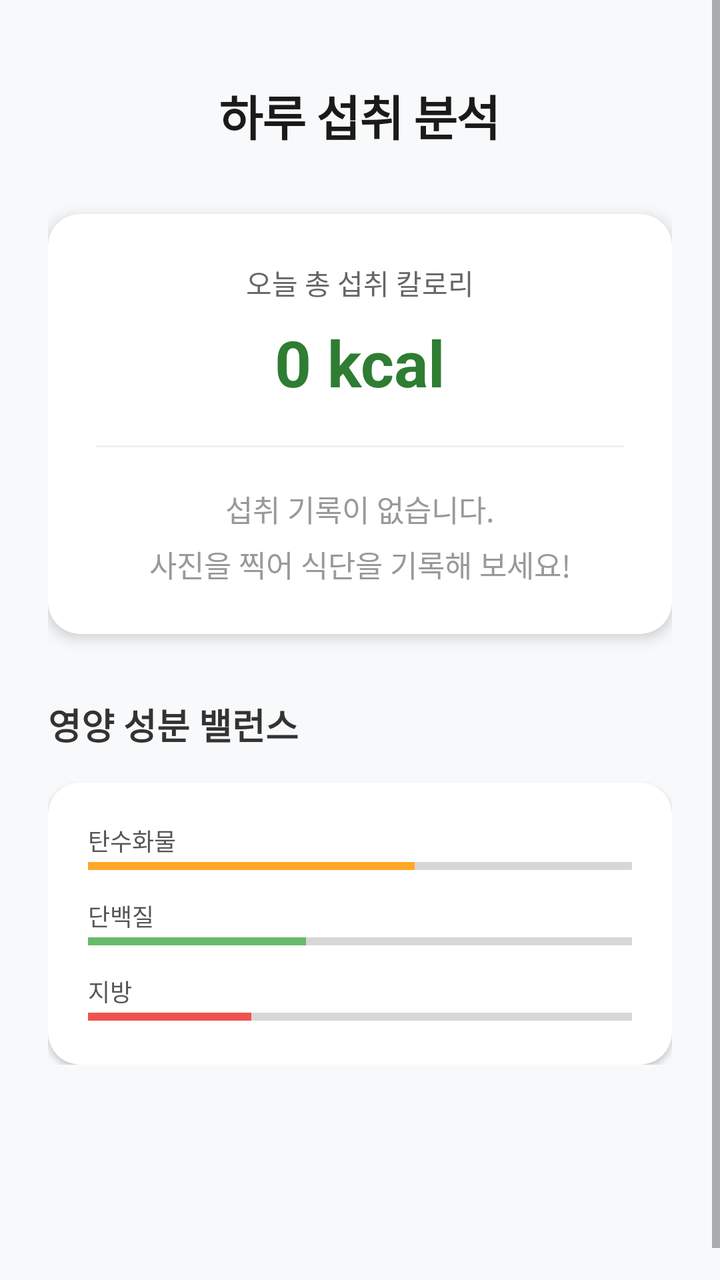
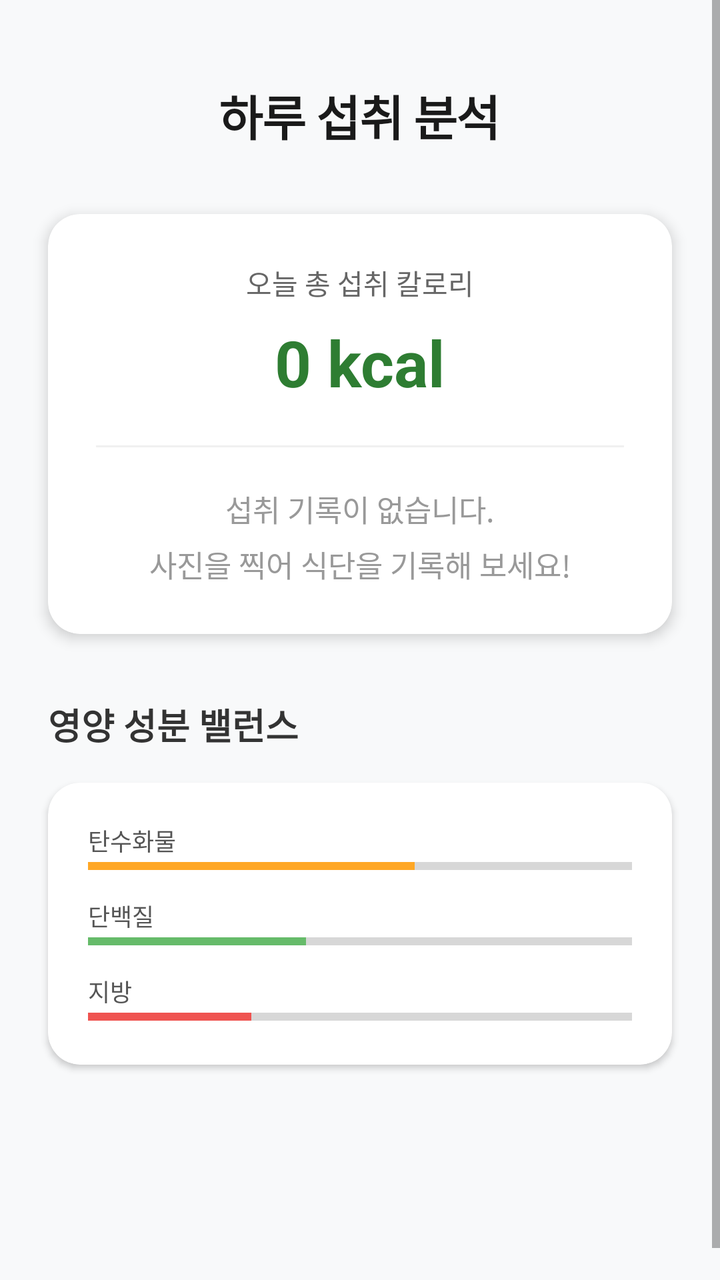

Before-and-after screenshots of an Android layout around one commit, followed by the original layout XML and the change that was made.
<!-- AndroidManifest.xml: application theme Theme.NutritionPredictorApp -->
<!-- res/layout/fragment_log.xml -->
<?xml version="1.0" encoding="utf-8"?>
<ScrollView xmlns:android="http://schemas.android.com/apk/res/android"
    xmlns:app="http://schemas.android.com/apk/res-auto"
    xmlns:tools="http://schemas.android.com/tools"
    android:layout_width="match_parent"
    android:layout_height="match_parent"
    android:fillViewport="true"
    android:background="#F8F9FA"
    tools:context=".ui.log.LogFragment">

    <LinearLayout
        android:layout_width="match_parent"
        android:layout_height="wrap_content"
        android:gravity="center_horizontal"
        android:orientation="vertical"
        android:padding="24dp">

        
        <TextView
            android:id="@+id/tv_log"
            android:layout_width="wrap_content"
            android:layout_height="wrap_content"
            android:layout_marginTop="16dp"
            android:layout_marginBottom="32dp"
            android:text="하루 섭취 분석"
            android:textColor="#1A1A1A"
            android:textSize="24sp"
            android:textStyle="bold"
            android:letterSpacing="-0.02" />

        
        <androidx.cardview.widget.CardView
            android:layout_width="match_parent"
            android:layout_height="wrap_content"
            app:cardCornerRadius="16dp"
            app:cardElevation="4dp"
            app:cardBackgroundColor="#FFFFFF">

            <LinearLayout
                android:layout_width="match_parent"
                android:layout_height="wrap_content"
                android:orientation="vertical"
                android:padding="24dp"
                android:gravity="center">

                <TextView
                    android:id="@+id/tv_today_intake"
                    android:layout_width="wrap_content"
                    android:layout_height="wrap_content"
                    android:text="오늘 총 섭취 칼로리"
                    android:textColor="#666666"
                    android:textSize="14sp" />

                
                <TextView
                    android:id="@+id/tv_today_calories"
                    android:layout_width="wrap_content"
                    android:layout_height="wrap_content"
                    android:layout_marginTop="8dp"
                    android:text="0 kcal"
                    android:textColor="#2E7D32"
                    android:textSize="32sp"
                    android:textStyle="bold" />

                <View
                    android:layout_width="match_parent"
                    android:layout_height="1dp"
                    android:background="#F0F0F0"
                    android:layout_marginVertical="20dp" />

                <TextView
                    android:id="@+id/tv_load_info"
                    android:layout_width="match_parent"
                    android:layout_height="wrap_content"
                    android:gravity="center"
                    android:lineSpacingExtra="6dp"
                    android:text="섭취 기록이 없습니다.\n사진을 찍어 식단을 기록해 보세요!"
                    android:textColor="#999999"
                    android:textSize="15sp" />

                <TextView
                    android:id="@+id/tv_today_food"
                    android:layout_width="wrap_content"
                    android:layout_height="wrap_content"
                    android:layout_marginTop="16dp"
                    android:text="오늘 먹은 음식 확인하기"
                    android:textColor="#4CAF50"
                    android:textStyle="bold"
                    android:textSize="15sp"
                    android:visibility="gone"
                    tools:visibility="visible" />

            </LinearLayout>
        </androidx.cardview.widget.CardView>

        
        <LinearLayout
            android:layout_width="match_parent"
            android:layout_height="wrap_content"
            android:layout_marginTop="32dp"
            android:orientation="vertical">

            <TextView
                android:layout_width="wrap_content"
                android:layout_height="wrap_content"
                android:text="영양 성분 밸런스"
                android:textColor="#333333"
                android:textSize="18sp"
                android:textStyle="bold"
                android:layout_marginBottom="16dp"
                android:layout_gravity="start"/>

            
            <androidx.cardview.widget.CardView
                android:layout_width="match_parent"
                android:layout_height="wrap_content"
                app:cardCornerRadius="16dp"
                app:cardElevation="2dp">

                <LinearLayout
                    android:layout_width="match_parent"
                    android:layout_height="wrap_content"
                    android:orientation="vertical"
                    android:padding="20dp">

                    
                    <TextView android:layout_width="wrap_content" android:layout_height="wrap_content" android:text="탄수화물" android:textSize="12sp" android:textColor="#555"/>
                    <ProgressBar style="?android:attr/progressBarStyleHorizontal" android:layout_width="match_parent" android:layout_height="8dp" android:progress="60" android:progressTint="#FFA726" android:layout_marginBottom="12dp"/>

                    
                    <TextView android:layout_width="wrap_content" android:layout_height="wrap_content" android:text="단백질" android:textSize="12sp" android:textColor="#555"/>
                    <ProgressBar style="?android:attr/progressBarStyleHorizontal" android:layout_width="match_parent" android:layout_height="8dp" android:progress="40" android:progressTint="#66BB6A" android:layout_marginBottom="12dp"/>

                    
                    <TextView android:layout_width="wrap_content" android:layout_height="wrap_content" android:text="지방" android:textSize="12sp" android:textColor="#555"/>
                    <ProgressBar style="?android:attr/progressBarStyleHorizontal" android:layout_width="match_parent" android:layout_height="8dp" android:progress="30" android:progressTint="#EF5350"/>

                </LinearLayout>
            </androidx.cardview.widget.CardView>
        </LinearLayout>

        
        <View
            android:layout_width="match_parent"
            android:layout_height="100dp" />

    </LinearLayout>
</ScrollView>
<!-- resources referenced by this layout -->
<resources>
  <style name="Theme.NutritionPredictorApp" parent="Theme.MaterialComponents.DayNight.DarkActionBar">
          
          <item name="colorPrimary">@color/purple_500</item>
          <item name="colorPrimaryVariant">@color/purple_700</item>
          <item name="colorOnPrimary">@color/white</item>
          
          <item name="colorSecondary">@color/teal_200</item>
          <item name="colorSecondaryVariant">@color/teal_700</item>
          <item name="colorOnSecondary">@color/black</item>
          
          <item name="android:statusBarColor">?attr/colorPrimaryVariant</item>
          
      </style>
  <color name="purple_500">#4CAF50</color>
  <color name="purple_700">#4CAF50</color>
  <color name="white">#FFFFFFFF</color>
  <color name="teal_200">#FF03DAC5</color>
  <color name="teal_700">#FF018786</color>
  <color name="black">#FF000000</color>
</resources>

<!-- the commit's change to res/layout/fragment_log.xml (unified diff, before → after) -->
@@ -6,6 +6,8 @@
     android:layout_height="match_parent"
     android:fillViewport="true"
     android:background="#F8F9FA"
+    android:clipToPadding="false"
+    android:clipChildren="false"
     tools:context=".ui.log.LogFragment">
 
     <LinearLayout
@@ -13,7 +15,9 @@
         android:layout_height="wrap_content"
         android:gravity="center_horizontal"
         android:orientation="vertical"
-        android:padding="24dp">
+        android:padding="24dp"
+        android:clipToPadding="false"
+        android:clipChildren="false">
 
         
         <TextView
